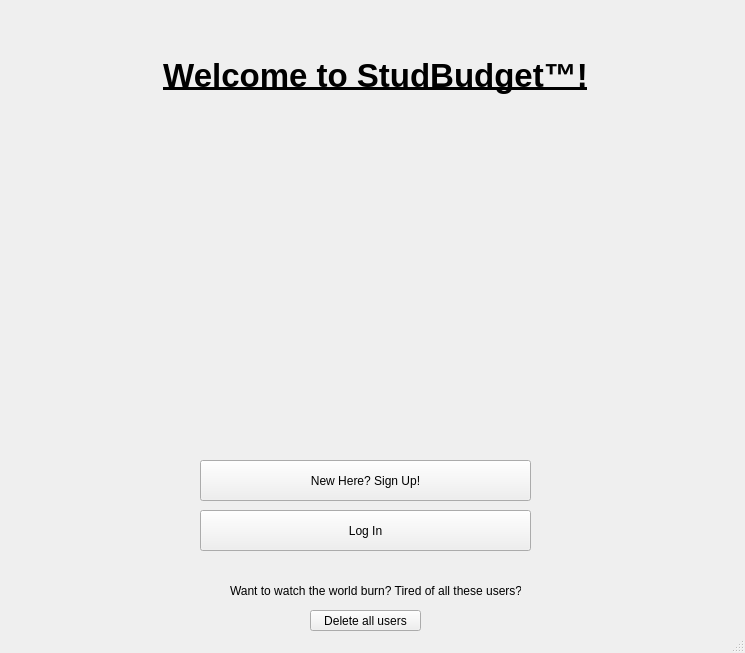
Kbarrera123/StudBudget, file GUI3/GUI3/mainwindow.ui: the form before one commit.
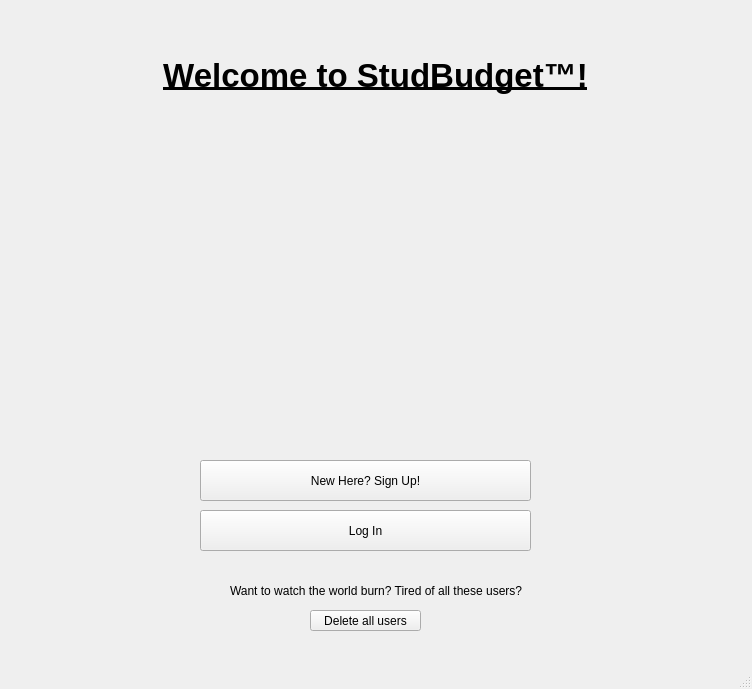
The form after the commit. Icons and pictures are not drawn.

What changed in the file:
```diff
--- a/GUI3/GUI3/mainwindow.ui
+++ b/GUI3/GUI3/mainwindow.ui
@@ -6,8 +6,8 @@
    <rect>
     <x>0</x>
     <y>0</y>
-    <width>745</width>
-    <height>653</height>
+    <width>752</width>
+    <height>689</height>
    </rect>
   </property>
   <property name="windowTitle">
@@ -82,7 +82,7 @@
      <rect>
       <x>230</x>
       <y>580</y>
-      <width>291</width>
+      <width>301</width>
       <height>21</height>
      </rect>
     </property>
```
